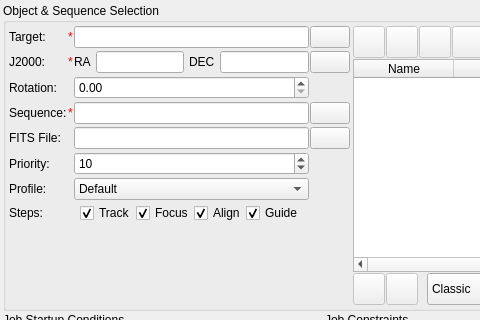
Above: kstars/ekos/scheduler/scheduler.ui from KDE/kstars before the change; both pictures show x 0 to 480 and y 0 to 320 of the 950 by 537 pixel window. Below: the same form after it.
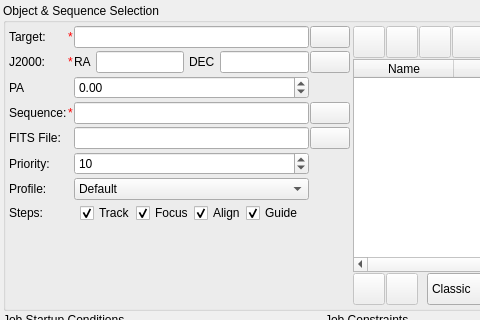
That is the form after the change. Icons and pictures are not drawn. Custom widgets are drawn as their Qt base class.

Diff of the .ui file:
```diff
--- a/kstars/ekos/scheduler/scheduler.ui
+++ b/kstars/ekos/scheduler/scheduler.ui
@@ -609,7 +609,7 @@
              <string>Select CCD Rotation.</string>
             </property>
             <property name="text">
-             <string>Rotation:</string>
+             <string>PA</string>
             </property>
            </widget>
           </item>
@@ -628,10 +628,10 @@
              <string/>
             </property>
             <property name="minimum">
-             <double>0.000000000000000</double>
+             <double>-180.000000000000000</double>
             </property>
             <property name="maximum">
-             <double>360.000000000000000</double>
+             <double>180.000000000000000</double>
             </property>
             <property name="singleStep">
              <double>5.000000000000000</double>
```
Left out of the diff: 32 changed lines with no effect on the pictures.
